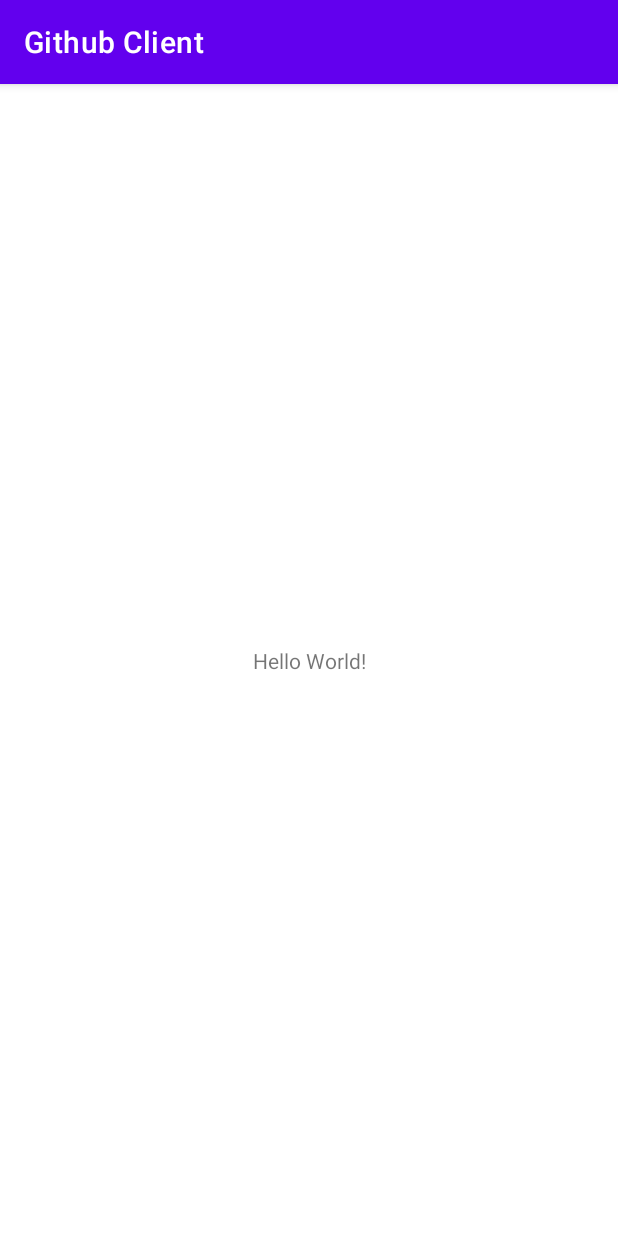
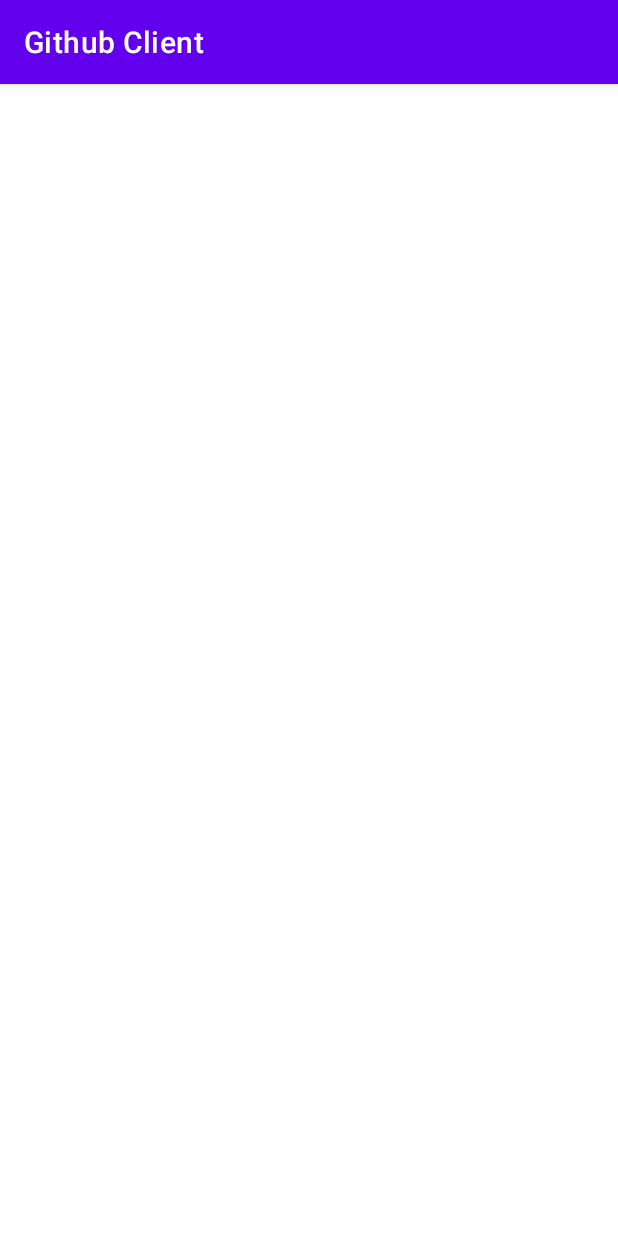
Before and after one commit to maxxxwk/GithubClientProject, an Android app: the screen it shows after launch (MainActivity before the commit, NavigationActivity after it), on a phone screen of 412 x 824 dp. Run offline under Robolectric (Android 15) with nearby library versions, the phone set to English and light mode, and no system bars.

Commit message:
Changes in project structure

```diff
--- a/app/src/main/AndroidManifest.xml
+++ b/app/src/main/AndroidManifest.xml
@@ -9,7 +9,7 @@
         android:roundIcon="@mipmap/ic_launcher_round"
         android:supportsRtl="true"
         android:theme="@style/Theme.GithubClient">
-        <activity android:name=".MainActivity">
+        <activity android:name=".ui.NavigationActivity">
             <intent-filter>
                 <action android:name="android.intent.action.MAIN" />
 
--- a/app/src/main/java/com/pmacademy/githubclient/MainActivity.kt
+++ b/app/src/main/java/com/pmacademy/githubclient/ui/NavigationActivity.kt
@@ -1,11 +1,12 @@
-package com.pmacademy.githubclient
+package com.pmacademy.githubclient.ui
 
 import androidx.appcompat.app.AppCompatActivity
 import android.os.Bundle
+import com.pmacademy.githubclient.R
 
-class MainActivity : AppCompatActivity() {
+class NavigationActivity : AppCompatActivity() {
     override fun onCreate(savedInstanceState: Bundle?) {
         super.onCreate(savedInstanceState)
-        setContentView(R.layout.activity_main)
+        setContentView(R.layout.activity_navigation)
     }
 }
--- a/app/src/main/res/layout/activity_main.xml
+++ /dev/null
@@ -1,18 +0,0 @@
-<?xml version="1.0" encoding="utf-8"?>
-<androidx.constraintlayout.widget.ConstraintLayout xmlns:android="http://schemas.android.com/apk/res/android"
-    xmlns:app="http://schemas.android.com/apk/res-auto"
-    xmlns:tools="http://schemas.android.com/tools"
-    android:layout_width="match_parent"
-    android:layout_height="match_parent"
-    tools:context=".MainActivity">
-
-    <TextView
-        android:layout_width="wrap_content"
-        android:layout_height="wrap_content"
-        android:text="Hello World!"
-        app:layout_constraintBottom_toBottomOf="parent"
-        app:layout_constraintLeft_toLeftOf="parent"
-        app:layout_constraintRight_toRightOf="parent"
-        app:layout_constraintTop_toTopOf="parent" />
-
-</androidx.constraintlayout.widget.ConstraintLayout>
--- /dev/null
+++ b/app/src/main/res/layout/activity_navigation.xml
@@ -0,0 +1,7 @@
+<?xml version="1.0" encoding="utf-8"?>
+<FrameLayout xmlns:android="http://schemas.android.com/apk/res/android"
+    android:id="@+id/container"
+    android:layout_width="match_parent"
+    android:layout_height="match_parent">
+
+</FrameLayout>
```
